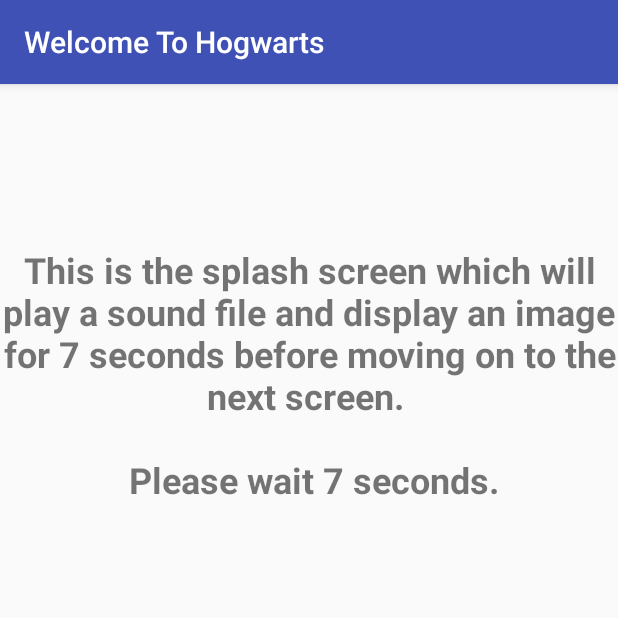
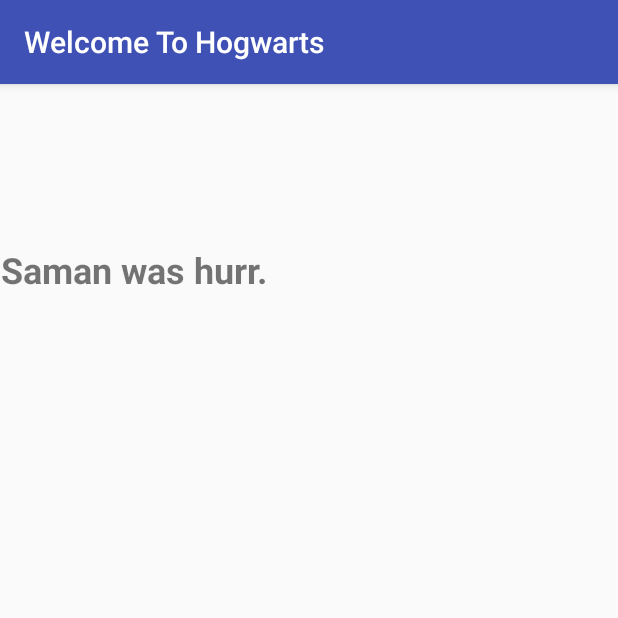
Before and after one commit to chemp43/WelcomeToHogwarts, an Android app: the screen it shows after launch (SplashActivity), on a phone screen of 412 x 824 dp, the top half of it. Run offline under Robolectric (Android 15) with nearby library versions, the phone set to English and light mode, and no system bars.

Commit message:
Saman wuz hurr

```diff
--- a/app/src/main/res/values/strings.xml
+++ b/app/src/main/res/values/strings.xml
@@ -1,6 +1,6 @@
 <resources>
     <string name="app_name">Welcome To Hogwarts</string>
-    <string name="txtSplashTitle" translatable="false">This is the splash screen which will play a sound file and display an image for 7 seconds before moving on to the next screen. \n \n Please wait 7 seconds.</string>
+    <string name="txtSplashTitle" translatable="false">Saman was hurr.</string>
     <string name="txtSortingTitle">This screen will contain a quiz (or a shake animation mechanic) to (randomly) display which class you\'ve been placed into.  An image of the Harry Potter sorting hat will be either a static image or background to this screen.</string>
     <string name="btnSortingSubmit">Submit your class questionaire</string>
     <string name="txtSortingBtn">Clicking this button will submit your quiz (if chosen), calculate the quiz, and transitions to the next screen.</string>
```
